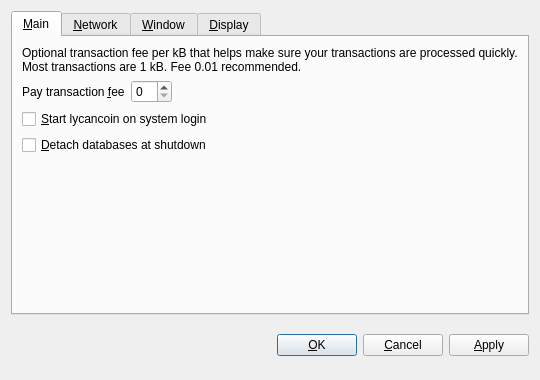
Before: the Qt Designer form src/qt/forms/optionsdialog.ui in lycancoin/lycancoin-release, drawn with Qt 5.
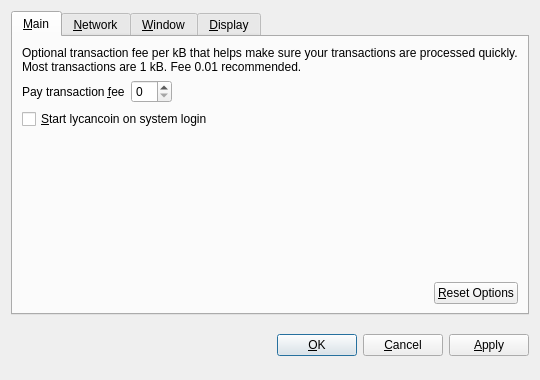
After: the same form once the commit is applied. The open tabs and pages were chosen to show the change. Custom widgets are drawn as their Qt base class.

What changed in the file:
```diff
--- a/src/qt/forms/optionsdialog.ui
+++ b/src/qt/forms/optionsdialog.ui
@@ -86,16 +86,6 @@
          </property>
         </widget>
        </item>
-       <item>
-        <widget class="QCheckBox" name="detachDatabases">
-         <property name="toolTip">
-          <string>Detach block and address databases at shutdown. This means they can be moved to another data directory, but it slows down shutdown. The wallet is always detached.</string>
-         </property>
-         <property name="text">
-          <string>&amp;Detach databases at shutdown</string>
-         </property>
-        </widget>
-       </item>
        <item>
         <spacer name="verticalSpacer_Main">
          <property name="orientation">
@@ -109,6 +99,36 @@
          </property>
         </spacer>
        </item>
+       <item>
+        <layout class="QHBoxLayout" name="horizontalLayout_2_Main">
+         <item>
+          <spacer name="horizontalSpacer_2_Main">
+           <property name="orientation">
+            <enum>Qt::Horizontal</enum>
+           </property>
+           <property name="sizeHint" stdset="0">
+            <size>
+             <width>40</width>
+             <height>20</height>
+            </size>
+           </property>
+          </spacer>
+         </item>
+         <item>
+          <widget class="QPushButton" name="resetButton">
+           <property name="toolTip">
+            <string>Reset all client options to default.</string>
+           </property>
+           <property name="text">
+            <string>&amp;Reset Options</string>
+           </property>
+           <property name="autoDefault">
+            <bool>false</bool>
+           </property>
+          </widget>
+         </item>
+        </layout>
+       </item>
       </layout>
      </widget>
      <widget class="QWidget" name="tabNetwork">
```
Left out of the diff: 4 changed lines with no effect on the pictures.
